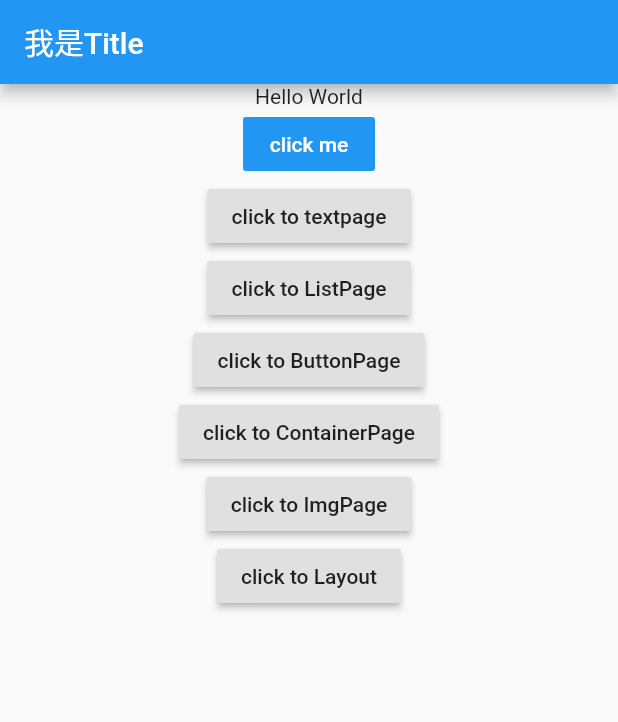
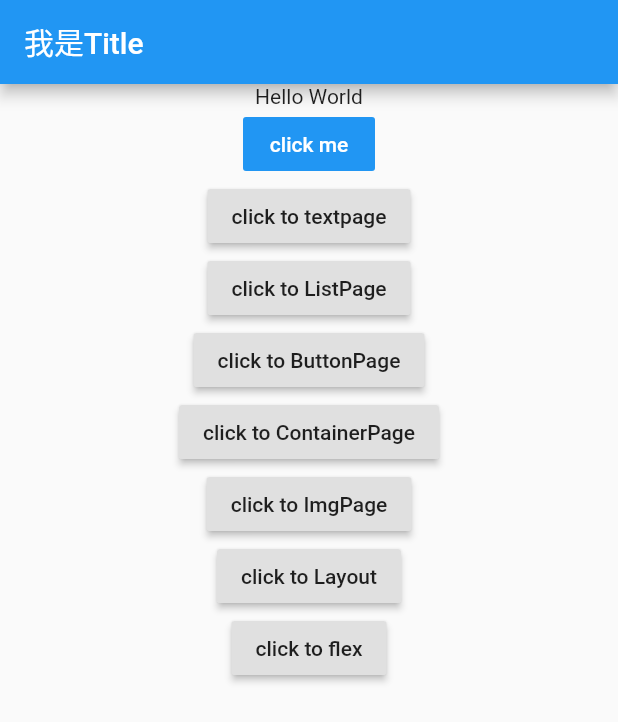
Before and after one commit to scalerone/flutter-demo, a Flutter app: the screen it shows after launch, on a phone screen of 412 x 824 dp. Shown: the top 722 px of the screen. Run offline on Flutter 3.47's test engine with Material 2 defaults, Android fonts, the phone set to English and light mode, and no system bars.

Commit message:
完成弹性布局

```diff
--- a/lib/main.dart
+++ b/lib/main.dart
@@ -7,6 +7,7 @@ import 'btn.dart';
 import 'contain.dart';
 import 'img.dart';
 import 'layout.dart';
+import 'flex.dart';
 
 void main() => runApp(MyApp());
 
@@ -25,6 +26,7 @@ class MyApp extends StatelessWidget {
         "con":(context)=> new ContainerPage(),
         "img":(context)=> new ImgPage(),
         "layout":(context)=> new Layout(),
+        "flex":(context)=>  FlexPage(),
       },
       home: MyHomePage(),
     );
@@ -105,6 +107,12 @@ class MyHomePageState extends State<MyHomePage>{
                     Navigator.pushNamed(context, "layout");
                   }
                   ,),
+                RaisedButton(
+                  child: Text('click to flex'),
+                  onPressed: (){
+                    Navigator.pushNamed(context, "flex");
+                  }
+                  ,),
               ],),
               )
         );
```
Also changed, not shown: lib/flex.dart (added, +37 -0 lines).
